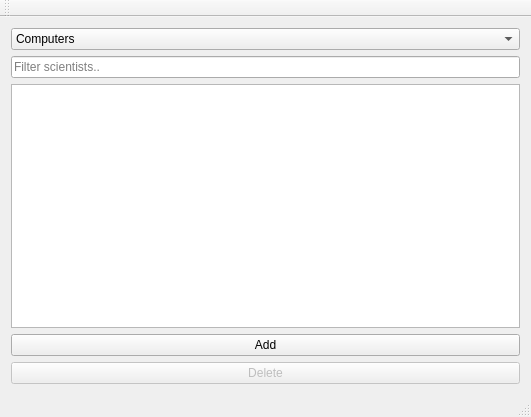
First picture: the form in Group36W3/mainwindow.ui, repository skulia15/Group36, before the edit.
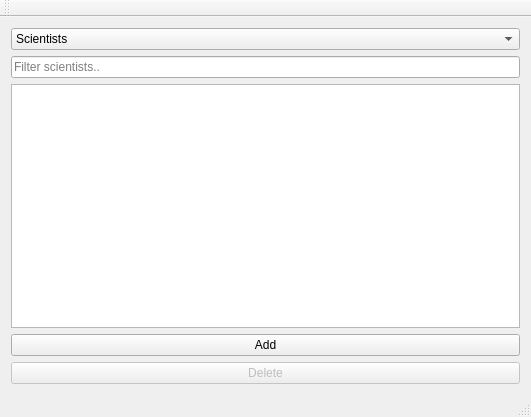
Second picture: the form after the edit.

Commit message: get computer

Patch:
```diff
--- a/Group36W3/mainwindow.ui
+++ b/Group36W3/mainwindow.ui
@@ -22,7 +22,7 @@
       </property>
       <item>
        <property name="text">
-        <string>Computers</string>
+        <string>Scientists</string>
        </property>
       </item>
       <item>
```
Left out of the diff: 2 changed lines with no effect on the pictures. The commit also changes 9 other files.
